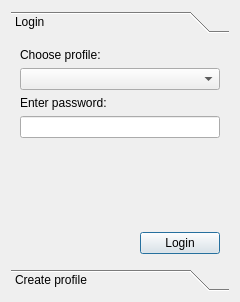
Before: the Qt Designer form src/profiledialog.ui in euroelessar/qutim, drawn with Qt 5.
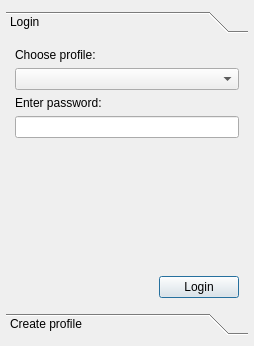
After: the same form once the commit is applied.

```diff
--- a/src/profiledialog.ui
+++ b/src/profiledialog.ui
@@ -6,14 +6,20 @@
    <rect>
     <x>0</x>
     <y>0</y>
-    <width>240</width>
-    <height>302</height>
+    <width>254</width>
+    <height>346</height>
    </rect>
   </property>
   <property name="windowTitle">
    <string notr="true">qutIM</string>
   </property>
   <layout class="QGridLayout" name="gridLayout_2">
+   <property name="leftMargin">
+    <number>6</number>
+   </property>
+   <property name="rightMargin">
+    <number>6</number>
+   </property>
    <item row="0" column="0">
     <widget class="QToolBox" name="toolBox">
      <property name="currentIndex">
@@ -24,8 +30,8 @@
        <rect>
         <x>0</x>
         <y>0</y>
-        <width>228</width>
-        <height>236</height>
+        <width>242</width>
+        <height>254</height>
        </rect>
       </property>
       <attribute name="label">
```
Left out of the diff: 4 changed lines with no effect on the pictures.
